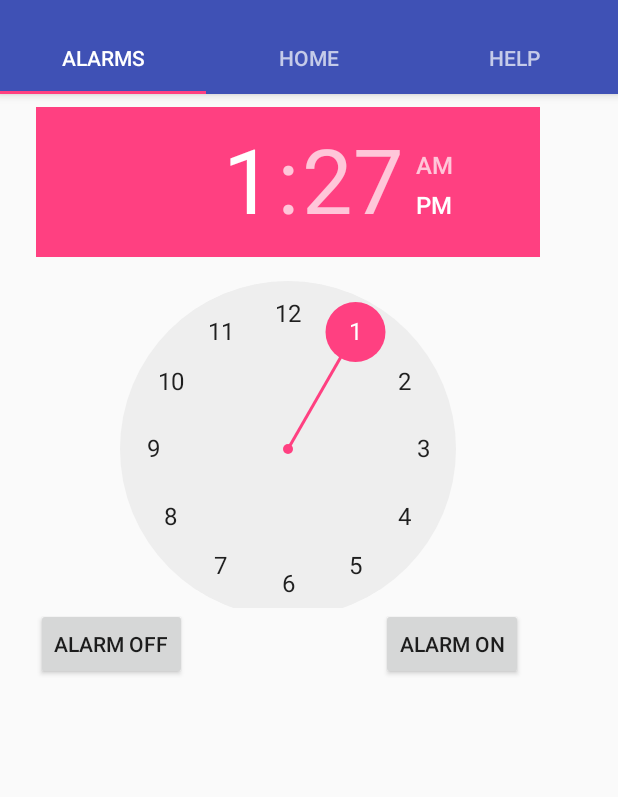
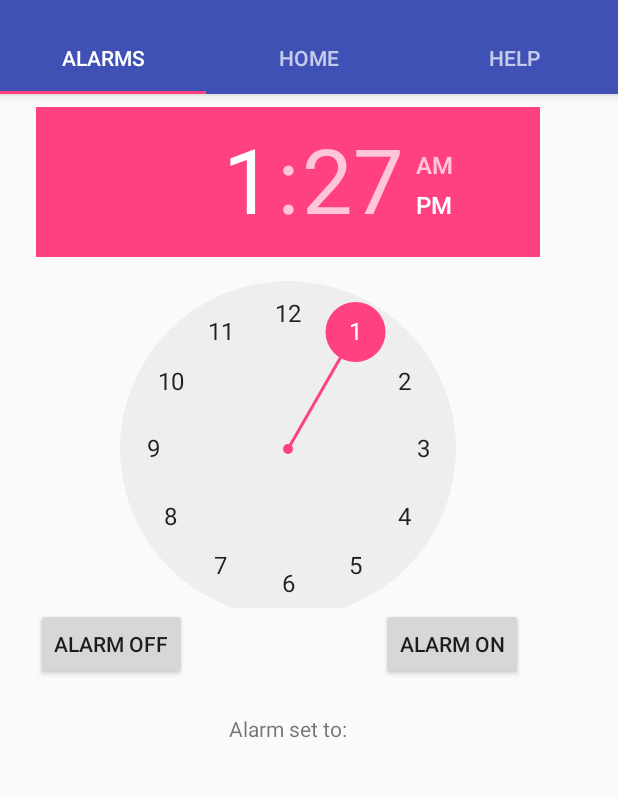
Before and after one commit to BrookeLin/GoodStart, an Android app: the screen it shows after launch (HomeScreen), on a phone screen of 412 x 824 dp, the part 74-871 px from its top. Run offline under Robolectric (Android 15) with nearby library versions, the phone set to English and light mode, and no system bars.

Commit message:
Commiting AlarmActivity class. Although alarm is not yet working, app still works and does not force close at any moment.

```diff
--- a/app/src/main/java/com/example/brookelin/goodstart/HomeScreen.java
+++ b/app/src/main/java/com/example/brookelin/goodstart/HomeScreen.java
@@ -62,6 +62,12 @@ public class HomeScreen extends AppCompatActivity {
 
     }
 
+    public void accessAlarm(MenuItem item)
+    {
+        Intent intentAlarm = new Intent(this, AlarmActivity.class);
+        startActivity(intentAlarm);
+    }
+
     public void accessSettings(MenuItem item){
         Intent intentSettings = new Intent(this, SettingsActivity.class);
         startActivity(intentSettings);
@@ -120,10 +126,10 @@ public class HomeScreen extends AppCompatActivity {
         public View onCreateView(LayoutInflater inflater, ViewGroup container,
                                  Bundle savedInstanceState) {
             View rootView = inflater.inflate(R.layout.fragment_home_screen, container, false);
-            TextView textView = (TextView) rootView.findViewById(R.id.section_label);
+            TextView textView = (TextView) rootView.findViewById(R.id.text_view);
 
             //EDIT TEXT INSIDE
-            textView.setText(getString(R.string.section_format, getArguments().getInt(ARG_SECTION_NUMBER)));
+            textView.setText("Alarm set to:");
             return rootView;
         }
     }
--- a/app/src/main/res/layout/fragment_home_screen.xml
+++ b/app/src/main/res/layout/fragment_home_screen.xml
@@ -9,9 +9,12 @@
     tools:context="com.example.brookelin.goodstart.HomeScreen$PlaceholderFragment">
 
     <TextView
-        android:id="@+id/section_label"
+        android:id="@+id/text_view"
         android:layout_width="wrap_content"
-        android:layout_height="wrap_content" />
+        android:layout_height="wrap_content"
+        android:text="Alarm set to:"
+        android:layout_alignParentBottom="true"
+        android:layout_centerHorizontal="true" />
 
     <Button
         android:id="@+id/alarmOn"
@@ -36,7 +39,7 @@
         android:text="Alarm Off" />
 
     <TimePicker
-        android:id="@+id/timePicker2"
+        android:id="@+id/timePicker"
         android:layout_width="wrap_content"
         android:layout_height="wrap_content"
         android:layout_alignParentEnd="true"
```
